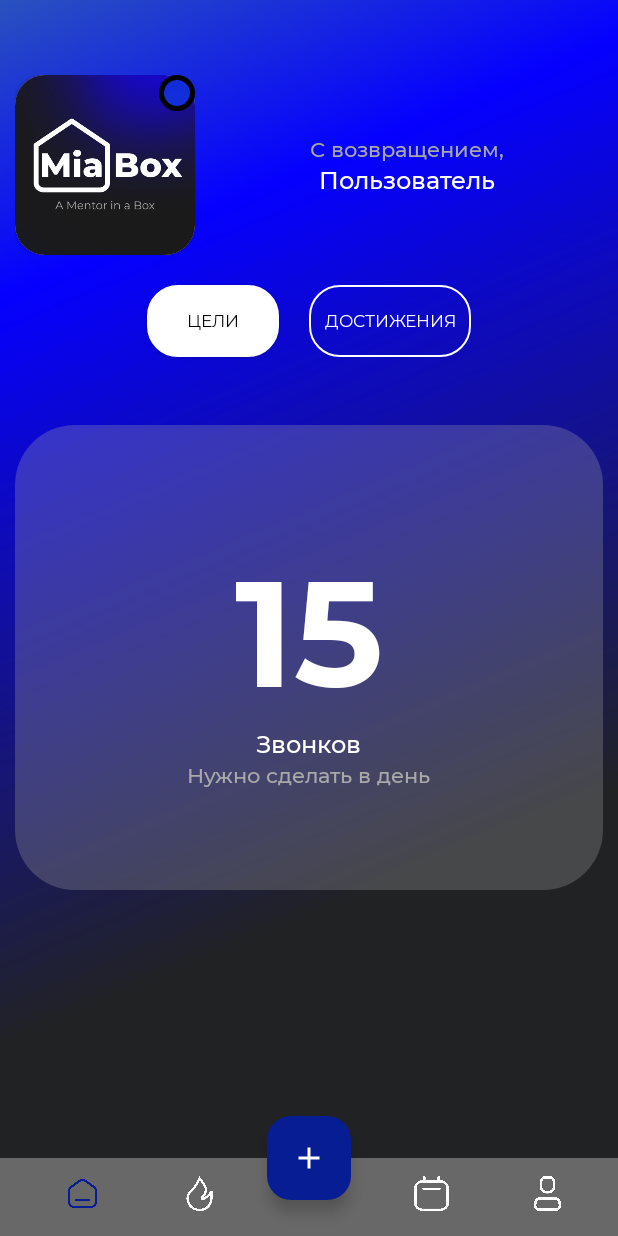
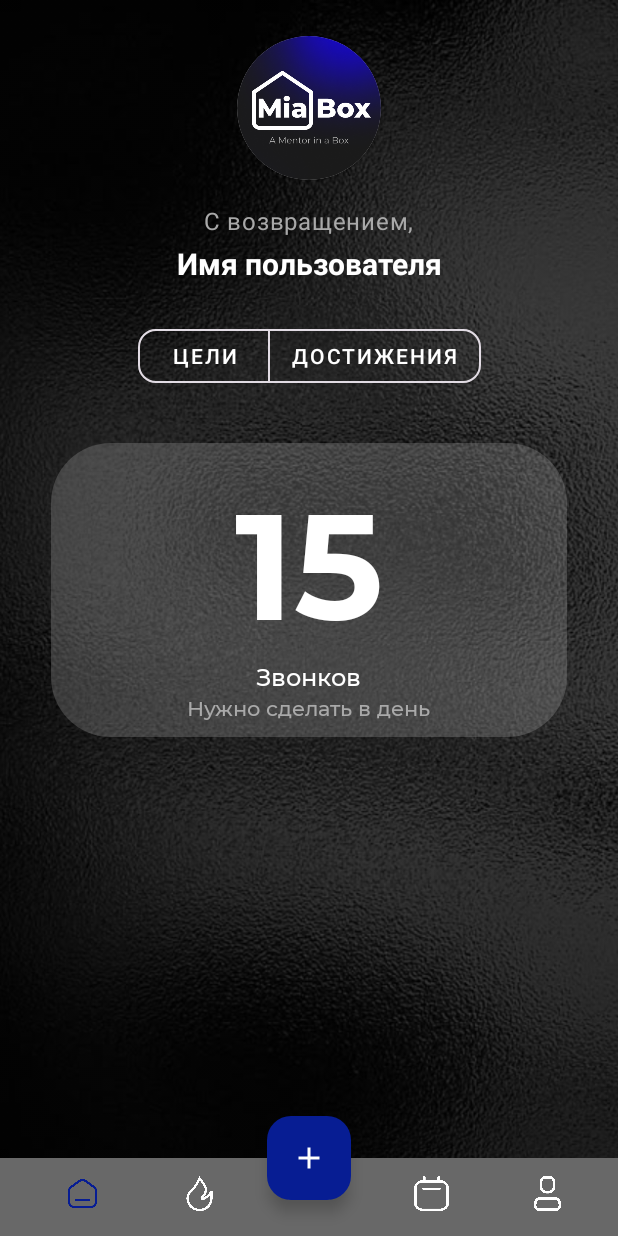
Before and after one commit to gnom48/MiaBoxMobile, an Android app: the ProfileFragment screen opened directly, with no data from a screen before it, on a phone screen of 412 x 824 dp. Run offline under Robolectric (Android 15) with nearby library versions, the phone set to English and light mode, and no system bars; our stand-ins replace data binding; 8 statements that could not run were skipped.

Commit message:
главный фрагмент обновлен, проверка пуша

```diff
--- a/app/src/main/res/layout/fragment_profile.xml
+++ b/app/src/main/res/layout/fragment_profile.xml
@@ -1,157 +1,123 @@
 <?xml version="1.0" encoding="utf-8"?>
-<androidx.constraintlayout.widget.ConstraintLayout xmlns:android="http://schemas.android.com/apk/res/android"
+<FrameLayout xmlns:android="http://schemas.android.com/apk/res/android"
+    xmlns:app="http://schemas.android.com/apk/res-auto"
     xmlns:tools="http://schemas.android.com/tools"
     android:layout_width="match_parent"
     android:layout_height="match_parent"
-    xmlns:app="http://schemas.android.com/apk/res-auto"
-    tools:context=".main.ProfileFragment"
-    tools:background="@color/black_background">
+    android:background="@color/black"
+    tools:context=".main.ProfileFragment">
 
+    <!-- Фон с легкой текстурой или градиентом -->
+    <ImageView
+        android:id="@+id/backgroundImage"
+        android:layout_width="match_parent"
+        android:layout_height="match_parent"
+        android:scaleType="centerCrop"
+        android:src="@drawable/minimal_texture"
+        android:alpha="0.68"
+        android:contentDescription="@null" />
+
+    <!-- Основной интерфейс -->
     <ScrollView
         android:layout_width="match_parent"
         android:layout_height="match_parent"
-        app:layout_constraintBottom_toBottomOf="parent"
-        app:layout_constraintEnd_toEndOf="parent"
-        app:layout_constraintStart_toStartOf="parent"
-        app:layout_constraintTop_toTopOf="parent">
+        android:fillViewport="true">
 
         <androidx.constraintlayout.widget.ConstraintLayout
             android:layout_width="match_parent"
-            android:layout_height="wrap_content">
+            android:layout_height="wrap_content"
+            android:padding="24dp">
 
-            <LinearLayout
-                android:id="@+id/linearLayout3"
-                android:layout_width="match_parent"
-                android:layout_height="wrap_content"
-                android:layout_marginTop="40dp"
-                android:layout_marginStart="10dp"
-                android:layout_marginEnd="10dp"
-                android:gravity="center"
-                android:orientation="horizontal"
-                app:layout_constraintEnd_toEndOf="parent"
+            <!-- Аватар -->
+            <androidx.cardview.widget.CardView
+                android:id="@+id/photoCardView"
+                android:layout_width="96dp"
+                android:layout_height="96dp"
+                app:cardCornerRadius="48dp"
+                app:cardElevation="2dp"
+                app:layout_constraintTop_toTopOf="parent"
                 app:layout_constraintStart_toStartOf="parent"
-                app:layout_constraintTop_toTopOf="parent">
-
-                <androidx.constraintlayout.widget.ConstraintLayout
-                    android:layout_width="wrap_content"
-                    android:layout_height="wrap_content"
-                    android:layout_marginTop="10dp"
-                    android:layout_marginBottom="10dp">
-
-                    <androidx.cardview.widget.CardView
-                        android:layout_width="120dp"
-                        android:layout_height="120dp"
-                        app:cardCornerRadius="20dp"
-                        android:id="@+id/photoCardView"
-                        app:layout_constraintBottom_toBottomOf="parent"
-                        app:layout_constraintEnd_toEndOf="parent"
-                        app:layout_constraintStart_toStartOf="parent"
-                        app:layout_constraintTop_toTopOf="parent">
+                app:layout_constraintEnd_toEndOf="parent">
 
                 <ImageView
                     android:id="@+id/photoImageView"
-                            android:layout_width="120dp"
-                            android:layout_height="120dp"
+                    android:layout_width="match_parent"
+                    android:layout_height="match_parent"
                     android:scaleType="centerCrop"
-                            android:src="@drawable/avatar"/>
-
+                    android:src="@drawable/avatar" />
             </androidx.cardview.widget.CardView>
 
-                    <View
-                        android:layout_width="24dp"
-                        android:layout_height="24dp"
-                        android:background="@drawable/green_circle_online"
-                        android:elevation="15dp"
-                        app:layout_constraintEnd_toEndOf="@id/photoCardView"
-                        app:layout_constraintTop_toTopOf="@id/photoCardView" />
-
-                </androidx.constraintlayout.widget.ConstraintLayout>
-
-                <LinearLayout
-                    android:layout_width="match_parent"
+            <!-- Приветствие -->
+            <TextView
+                android:id="@+id/dayTimeGreetingsTextView"
+                android:layout_width="wrap_content"
                 android:layout_height="wrap_content"
-                    android:layout_marginTop="10dp"
-                    android:layout_marginBottom="10dp"
-                    android:layout_marginStart="10dp"
-                    android:orientation="vertical">
-
-                    <TextView
-                        style="@style/supportText"
-                        android:id="@+id/dayTimeGreetingsTextView"
-                        android:textAlignment="center"
-                        android:layout_width="match_parent"
-                        android:layout_height="wrap_content"
-                        android:layout_gravity="center"
-                        android:text="С возвращением," />
+                android:text="С возвращением,"
+                android:textColor="@color/light_grey"
+                android:textSize="16sp"
+                android:letterSpacing="0.03"
+                app:layout_constraintTop_toBottomOf="@id/photoCardView"
+                app:layout_constraintStart_toStartOf="parent"
+                app:layout_constraintEnd_toEndOf="parent"
+                android:layout_marginTop="16dp" />
 
             <TextView
                 android:id="@+id/userNameTextView"
-                        style="@style/simpleText"
-                        android:textAlignment="center"
-                        android:layout_width="match_parent"
-                        android:layout_height="wrap_content"
-                        android:layout_gravity="center"
-                        android:text="Пользователь" />
-
-                </LinearLayout>
-
-            </LinearLayout>
-
-            <LinearLayout
-                android:layout_width="match_parent"
-                android:layout_height="wrap_content"
-                android:id="@+id/subMenuLinearLayout"
-                app:layout_constraintTop_toBottomOf="@+id/linearLayout3"
-                android:gravity="center"
-                android:orientation="horizontal">
-
-                <androidx.appcompat.widget.AppCompatButton
                 android:layout_width="wrap_content"
                 android:layout_height="wrap_content"
-                    android:layout_margin="10dp"
-                    style="@style/customeButton"
-                    android:id="@+id/targetsButton"
-                    android:background="@drawable/button_selector"
-                    android:text="Цели"
-                    android:textColor="@color/button_text_selector"/>
+                android:text="Имя пользователя"
+                android:textColor="@color/white"
+                android:textStyle="bold"
+                android:textSize="20sp"
+                app:layout_constraintTop_toBottomOf="@id/dayTimeGreetingsTextView"
+                app:layout_constraintStart_toStartOf="parent"
+                app:layout_constraintEnd_toEndOf="parent"
+                android:layout_marginTop="4dp" />
 
-                <androidx.appcompat.widget.AppCompatButton
+            <!-- Кнопки переключения -->
+            <com.google.android.material.button.MaterialButtonToggleGroup
+                android:id="@+id/subMenuToggleGroup"
                 android:layout_width="wrap_content"
                 android:layout_height="wrap_content"
-                    style="@style/customeButton"
-                    android:layout_margin="10dp"
+                android:layout_marginTop="24dp"
+                app:layout_constraintTop_toBottomOf="@id/userNameTextView"
+                app:layout_constraintStart_toStartOf="parent"
+                app:layout_constraintEnd_toEndOf="parent"
+                app:singleSelection="true">
+
+                <com.google.android.material.button.MaterialButton
+                    android:id="@+id/targetsButton"
+                    style="@style/Widget.MaterialComponents.Button.OutlinedButton"
+                    android:layout_width="wrap_content"
+                    android:layout_height="wrap_content"
+                    android:text="Цели"
+                    android:textColor="@color/white"
+                    app:cornerRadius="12dp" />
+
+                <com.google.android.material.button.MaterialButton
                     android:id="@+id/achivesButton"
-                    android:background="@drawable/button_selector"
-                    android:textColor="@color/button_text_selector"
-                    android:text="Достижения"/>
+                    style="@style/Widget.MaterialComponents.Button.OutlinedButton"
+                    android:layout_width="wrap_content"
+                    android:layout_height="wrap_content"
+                    android:text="Достижения"
+                    android:textColor="@color/white"
+                    app:cornerRadius="12dp" />
+            </com.google.android.material.button.MaterialButtonToggleGroup>
 
-            </LinearLayout>
-
-            <LinearLayout
-                android:id="@+id/linearLayout2"
-                android:layout_width="match_parent"
-                android:layout_height="wrap_content"
-                android:layout_marginBottom="105dp"
-                android:layout_marginTop="15dp"
-                android:gravity="center_vertical"
-                android:orientation="horizontal"
-                app:layout_constraintBottom_toBottomOf="parent"
-                app:layout_constraintEnd_toEndOf="parent"
-                app:layout_constraintStart_toStartOf="parent"
-                app:layout_constraintTop_toBottomOf="@+id/subMenuLinearLayout">
-
+            <!-- RecyclerView -->
             <androidx.recyclerview.widget.RecyclerView
                 android:id="@+id/mainInfoRecyclerView"
-                    android:layout_width="match_parent"
-                    android:layout_height="330dp"
-                    android:layout_marginVertical="10dp"
-                    android:background="@color/transparent0"
-                    android:orientation="horizontal" />
-
-            </LinearLayout>
+                android:layout_width="0dp"
+                android:layout_height="wrap_content"
+                android:layout_marginTop="24dp"
+                android:clipToPadding="false"
+                android:paddingBottom="100dp"
+                app:layout_constraintTop_toBottomOf="@id/subMenuToggleGroup"
+                app:layout_constraintStart_toStartOf="parent"
+                app:layout_constraintEnd_toEndOf="parent"
+                 />
 
         </androidx.constraintlayout.widget.ConstraintLayout>
-
     </ScrollView>
 
-</androidx.constraintlayout.widget.ConstraintLayout>
+</FrameLayout>
```
Also changed, not shown: app/src/main/res/drawable/minimal_texture.jpg (added). Lines whose indentation alone changed are shown as unchanged.
